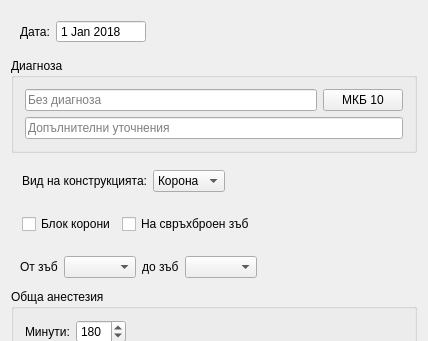
Before: the Qt Designer form src/View/SubWidgets/ProcedureInput.ui in thefinalcutbg/DinoDent, drawn with Qt 5; both pictures show x 0 to 428 and y 0 to 341 of the 428 by 728 pixel window.
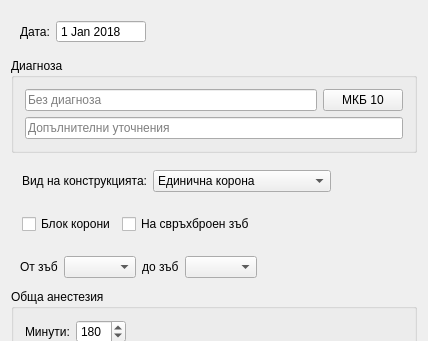
After: the same form once the commit is applied. Custom widgets are drawn as their Qt base class.

What changed in the file:
```diff
--- a/src/View/SubWidgets/ProcedureInput.ui
+++ b/src/View/SubWidgets/ProcedureInput.ui
@@ -210,12 +210,12 @@
            </property>
            <item>
             <property name="text">
-             <string>Корона</string>
+             <string>Единична корона</string>
             </property>
            </item>
            <item>
             <property name="text">
-             <string>Мост</string>
+             <string>Многочленна конструкция</string>
             </property>
            </item>
            <item>
```
